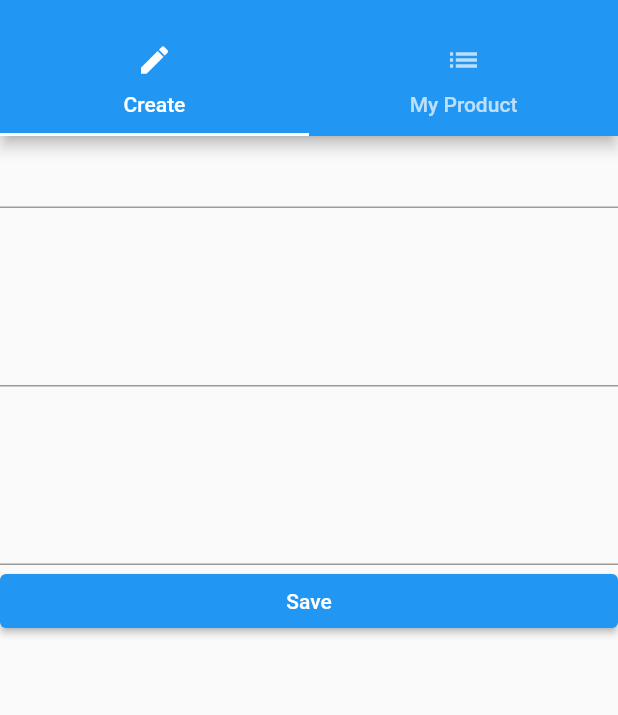
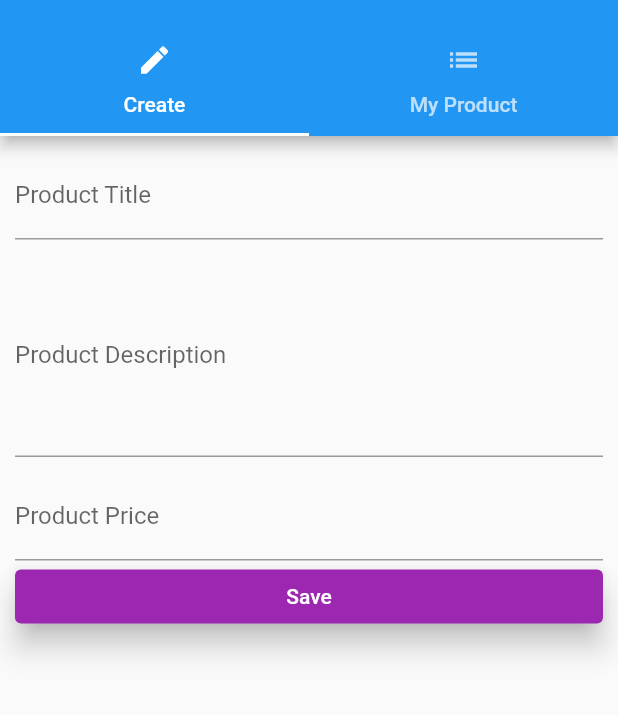
Before and after one commit to miikhaaeel/EasyList, a Flutter app: the ProductAdmin screen opened by its route, on a phone screen of 412 x 824 dp, the part 59-774 px from its top. Run offline on Flutter 3.47's test engine with Material 2 defaults, Android fonts, the phone set to English and light mode, and no system bars.

Commit message:
textField

```diff
--- a/lib/screens/product_create.dart
+++ b/lib/screens/product_create.dart
@@ -10,50 +10,67 @@ class ProductCreateScreen extends StatefulWidget {
 }
 
 class _ProductCreateScreenState extends State<ProductCreateScreen> {
-  String textFieldValue = '';
-  String descriptionValue = '';
-  double? priceValue;
+  String _textFieldValue = '';
+  String _descriptionValue = '';
+  double? _priceValue;
 
   @override
   Widget build(BuildContext context) {
-    return ListView(
+    return Container(
+      margin: EdgeInsets.all(10),
+      child: ListView(
         children: [
           TextField(
-          decoration: InputDecoration(),
+            decoration: InputDecoration(labelText: 'Product Title'),
             onChanged: (value) {
               setState(() {
-              textFieldValue = value;
+                _textFieldValue = value;
               });
             },
           ),
+          SizedBox(
+            height: 10,
+          ),
           TextField(
+            decoration: InputDecoration(labelText: 'Product Description'),
             onChanged: (value) {
               setState(() {
-              descriptionValue = value;
+                _descriptionValue = value;
               });
             },
             maxLines: 5,
           ),
+          SizedBox(
+            height: 10,
+          ),
           TextField(
+            decoration: InputDecoration(labelText: 'Product Price'),
             keyboardType: TextInputType.number,
             onChanged: (value) {
-            priceValue = double.parse(value);
+              _priceValue = double.parse(value);
             },
-          maxLines: 5,
           ),
-        ElevatedButton(
+          TextButton(
+            style: TextButton.styleFrom(
+              backgroundColor: Colors.purple,
+              primary: Colors.white,
+              elevation: 8,
+            ),
             onPressed: () {
               final Map<String, dynamic> product = {
-              'title': textFieldValue,
-              'description': descriptionValue,
-              'price': priceValue,
+                'title': _textFieldValue,
+                'description': _descriptionValue,
+                'price': _priceValue,
+                'imageUrl': 'assets/food.jpg'
               };
               widget.addProduct!(product);
+              Navigator.pushReplacementNamed(context, '/');
               // print(product);
             },
             child: Text('Save'),
           )
         ],
+      ),
     );
   }
 }
```
Lines whose indentation alone changed are shown as unchanged.
